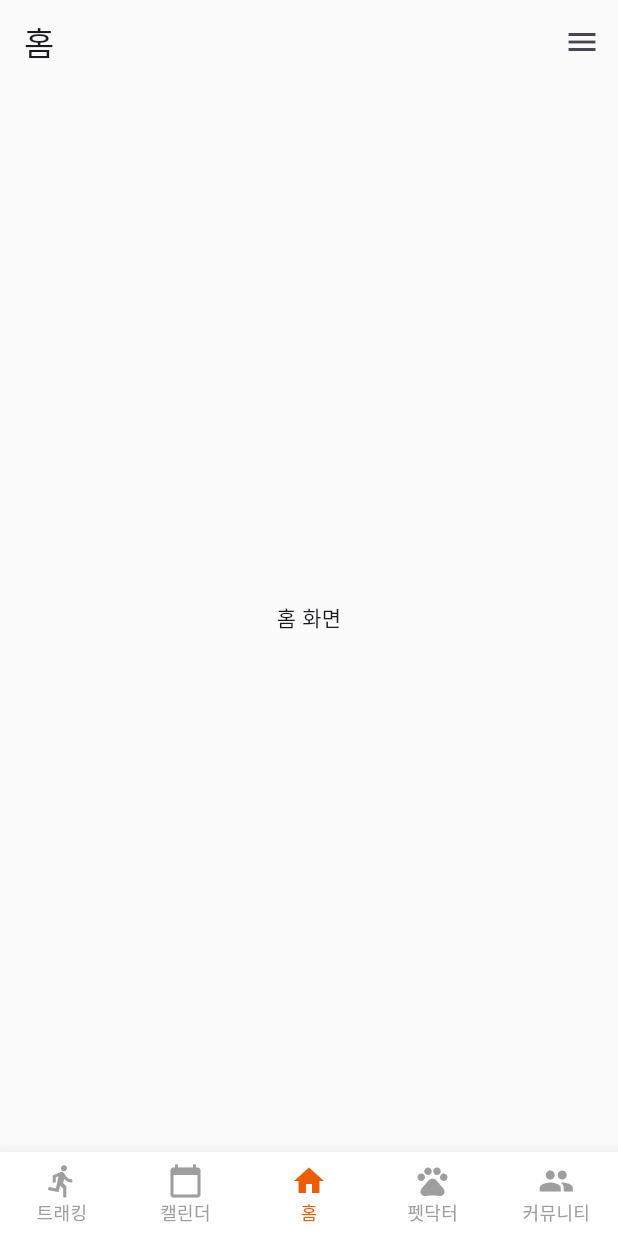
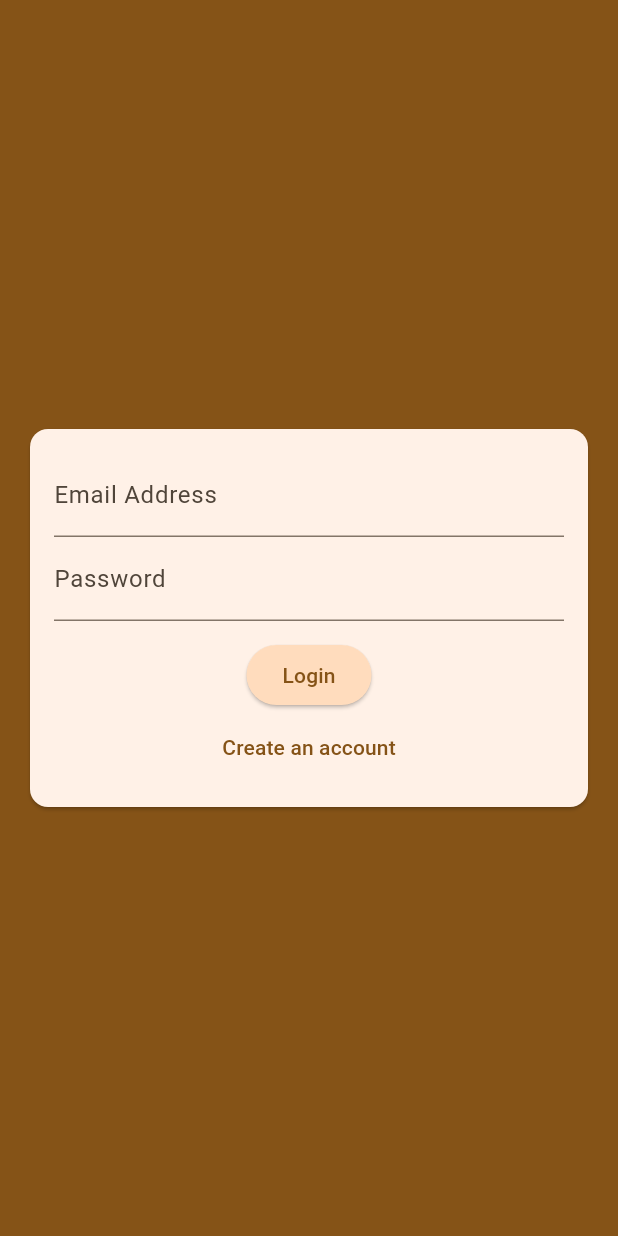
Before and after one commit to amosi999/mncare, a Flutter app: the screen it shows after launch, on a phone screen of 412 x 824 dp. Run offline on Flutter 3.47's test engine with Material 3 defaults, Android fonts, the phone set to English and light mode, and no system bars; our stand-ins replace firebase_auth, firebase_core; accounts and stored records are empty.

Commit message:
feat: auth.dart 회원가입 로그인 기능 작동구현
main.dart와 main_screen.dart를 분리 구현. 로그인과 회원가입시 main screen 이동됨.

```diff
--- a/lib/main.dart
+++ b/lib/main.dart
@@ -1,18 +1,16 @@
+import 'package:firebase_auth/firebase_auth.dart';
 import 'package:flutter/material.dart';
 
-import 'screens/calendar_screen.dart';
-import 'screens/community_screen.dart';
-import 'screens/home_screen.dart';
-import 'screens/pet_doctor_screen.dart';
-import 'screens/tracking_screen.dart';
-import 'widgets/bottom_bar.dart';
-import 'widgets/slide_menu.dart';
-import 'widgets/top_app_bar.dart';
-
 import 'package:firebase_core/firebase_core.dart';
+import 'package:mncare/screens/auth_screen.dart';
+import 'package:mncare/screens/main_screen.dart';
 import 'firebase_options.dart';
 
-void main() {
+void main() async {
+  WidgetsFlutterBinding.ensureInitialized();
+  await Firebase.initializeApp(
+    options: DefaultFirebaseOptions.currentPlatform,
+  );
   runApp(const MyApp());
 }
 
@@ -23,58 +21,27 @@ class MyApp extends StatelessWidget {
   Widget build(BuildContext context) {
     return MaterialApp(
       title: 'Pet Care App',
-      theme: ThemeData(
-        primarySwatch: Colors.orange,
-        scaffoldBackgroundColor: Colors.grey[50],
+      theme: ThemeData().copyWith(
+        colorScheme: ColorScheme.fromSeed(
+          seedColor: const Color.fromARGB(255, 228, 137, 1),
+        ),
       ),
-      home: const MainScreen(),
+      //home: const MainScreen(),
+      home: StreamBuilder(
+        stream: FirebaseAuth.instance.authStateChanges(),
+        builder: (ctx, snapshot) {
+          //FireBase가 토큰을 로딩하지 않았거나 토큰이 아직 있는지 확인하지 않았다면 로딩화면을 보여준다.
+          if (snapshot.connectionState == ConnectionState.waiting) {
+            //로딩중인 화면
+          }
+          //로그인 하고 메인 스크린
+          if (snapshot.hasData) {
+            return const MainScreen();
+          }
+
+          return const AuthScreen();
+        },
+      ),
     );
   }
 }
-
-class MainScreen extends StatefulWidget {
-  const MainScreen({super.key});
-
-  @override
-  _MainScreenState createState() => _MainScreenState();
-}
-
-class _MainScreenState extends State<MainScreen> {
-  int _selectedIndex = 2; // 홈 화면을 기본으로 설정
-  final GlobalKey<ScaffoldState> _scaffoldKey = GlobalKey<ScaffoldState>();
-
-  final List<Widget> _screens = [
-    const TrackingScreen(),
-    const CalendarScreen(),
-    const HomeScreen(),
-    const PetDoctorScreen(),
-    const CommunityScreen(),
-  ];
-
-  void _onItemTapped(int index) {
-    setState(() {
-      _selectedIndex = index;
-    });
-  }
-
-  void _openEndDrawer() {
-    _scaffoldKey.currentState?.openEndDrawer();
-  }
-
-  @override
-  Widget build(BuildContext context) {
-    return Scaffold(
-      key: _scaffoldKey,
-      appBar: TopAppBar(
-        selectedIndex: _selectedIndex,
-        onMenuPressed: _openEndDrawer,
-      ),
-      body: _screens[_selectedIndex],
-      bottomNavigationBar: BottomBar(
-        selectedIndex: _selectedIndex,
-        onItemTapped: _onItemTapped,
-      ),
-      endDrawer: SlideMenu(),
-    );
-  }
-}
--- a/lib/screens/auth_screen.dart
+++ b/lib/screens/auth_screen.dart
@@ -0,0 +1,152 @@
+import 'package:flutter/material.dart';
+import 'package:firebase_auth/firebase_auth.dart';
+
+final _firebase = FirebaseAuth.instance;
+
+class AuthScreen extends StatefulWidget {
+  const AuthScreen({super.key});
+
+  State<StatefulWidget> createState() {
+    return _AuthScreenState();
+  }
+}
+
+class _AuthScreenState extends State<AuthScreen> {
+  final _form = GlobalKey<FormState>(); //전역키
+
+  var _isLogin = true;
+  var _enteredEmail = '';
+  var _enteredPassword = '';
+
+  void _submit() async {
+    //valid확인하고 제출 //formKey를 따라서 접근할 수 있는 거임.
+    final isValid = _form.currentState!.validate(); //validate호출 //null이 아닌걸 !
+
+    if (!isValid) {
+      return;
+    }
+    _form.currentState!.save();
+
+    try {
+      //핵심 로그인 로직
+      if (_isLogin) {
+        //log uesrs in
+        final userCredentials = await _firebase.signInWithEmailAndPassword(
+            email: _enteredEmail, password: _enteredPassword);
+      } else {
+        print('loginX');
+        final userCredentials = await _firebase.createUserWithEmailAndPassword(
+            email: _enteredEmail, password: _enteredPassword);
+        print(userCredentials);
+      }
+    } on FirebaseAuthException catch (error) {
+      if (error.code == 'email-already-in-use') {
+        //...
+      }
+
+      ScaffoldMessenger.of(context).clearSnackBars();
+      ScaffoldMessenger.of(context).showSnackBar(
+        SnackBar(
+          content: Text(error.message ?? 'Authentication failed.'),
+        ),
+      );
+    }
+
+    //print(_enteredEmail);
+    //print(_enteredPassword);
+  }
+
+  @override
+  Widget build(BuildContext context) {
+    return Scaffold(
+      backgroundColor: Theme.of(context).colorScheme.primary,
+      body: Center(
+        child: SingleChildScrollView(
+          child: Column(
+            mainAxisAlignment: MainAxisAlignment.center,
+            children: [
+              // Container(
+              //   margin: const EdgeInsets.only(
+              //     // 각방향으로 마진
+              //     top: 30,
+              //     bottom: 20,
+              //     left: 20,
+              //     right: 20,
+              //   ),
+              //   width: 200,
+              //   child: Image.asset('assets/images/chat.png'),
+              // ),
+              Card(
+                margin: const EdgeInsets.all(20),
+                child: SingleChildScrollView(
+                  child: Padding(
+                    padding: const EdgeInsets.all(16),
+                    child: Form(
+                      key: _form,
+                      child: Column(
+                        mainAxisSize: MainAxisSize.min, //공간을 최재한 차지하게
+                        children: [
+                          TextFormField(
+                            decoration: const InputDecoration(
+                                labelText: 'Email Address'),
+                            keyboardType: TextInputType.emailAddress,
+                            autocorrect: false,
+                            textCapitalization: TextCapitalization.none,
+                            validator: (value) {
+                              if (value == null ||
+                                  value.trim().isEmpty ||
+                                  !value.contains('@')) {
+                                return 'Please enter a valid email address.';
+                              } //조건이 맞지 않으면 유효하지 않은 값임.
+                              return null;
+                            },
+                            onSaved: (value) {
+                              _enteredEmail = value!;
+                            },
+                          ),
+                          TextFormField(
+                            decoration:
+                                const InputDecoration(labelText: 'Password'),
+                            obscureText: true, //***처럼 */
+                            validator: (value) {
+                              if (value == null || value.trim().length < 6) {
+                                return 'Password must be at lwast 6 characters long';
+                              }
+                            },
+                            onSaved: (value) {
+                              _enteredPassword = value!;
+                            },
+                          ),
+                          const SizedBox(height: 12),
+                          ElevatedButton(
+                            onPressed: _submit,
+                            style: ElevatedButton.styleFrom(
+                              backgroundColor: Theme.of(context)
+                                  .colorScheme
+                                  .primaryContainer,
+                            ),
+                            child: Text(_isLogin ? 'Login' : 'Signup'),
+                          ),
+                          TextButton(
+                            onPressed: () {
+                              setState(() {
+                                _isLogin = !_isLogin; //로그인 상태 true로 만들기
+                              });
+                            },
+                            child: Text(_isLogin
+                                ? 'Create an account'
+                                : 'I already have an account.'),
+                          ),
+                        ],
+                      ),
+                    ), //여기 양식 위젯 사용
+                  ),
+                ),
+              )
+            ],
+          ),
+        ),
+      ),
+    );
+  }
+}
--- a/pubspec.yaml
+++ b/pubspec.yaml
@@ -39,6 +39,7 @@ dependencies:
   image_picker: ^1.1.2
   cloud_firestore: ^5.1.0
   firebase_core: ^3.2.0
+  firebase_auth: ^5.1.2
 
 dev_dependencies:
   flutter_test:
```
Also changed, not shown: lib/screens/main_screen.dart (+57 -0 lines), pubspec.lock, 3 other files.
